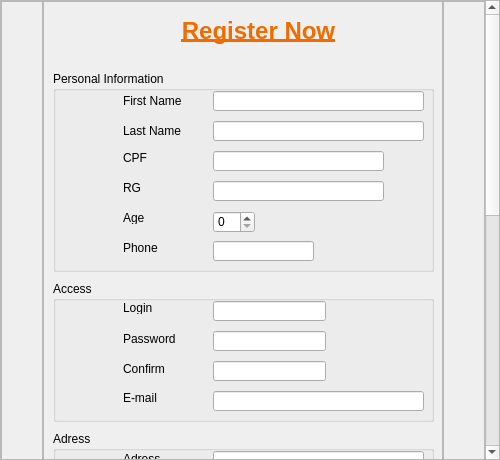
First picture: the form in Ipiranga_GUI/formregister.ui, repository Hugo-NF/App_Ipiranga, before the edit.
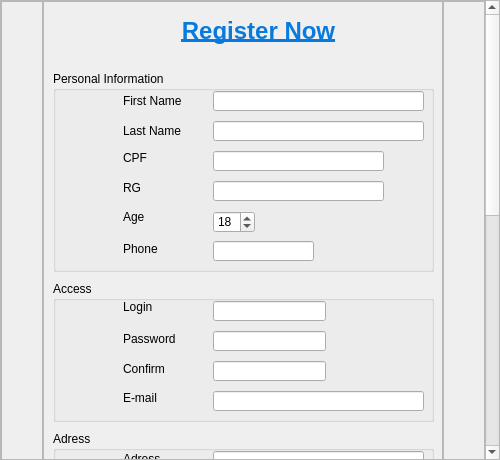
Second picture: the form after the edit.

```diff
--- a/Ipiranga_GUI/formregister.ui
+++ b/Ipiranga_GUI/formregister.ui
@@ -50,8 +50,8 @@
       <property name="geometry">
        <rect>
         <x>0</x>
-        <y>-522</y>
-        <width>481</width>
+        <y>0</y>
+        <width>485</width>
         <height>980</height>
        </rect>
       </property>
@@ -114,7 +114,7 @@
            </rect>
           </property>
           <property name="text">
-           <string>&lt;html&gt;&lt;head/&gt;&lt;body&gt;&lt;p align=&quot;center&quot;&gt;&lt;span style=&quot; font-size:18pt; font-weight:600; text-decoration: underline; color:#f06c00;&quot;&gt;Register Now&lt;/span&gt;&lt;/p&gt;&lt;/body&gt;&lt;/html&gt;</string>
+           <string>&lt;html&gt;&lt;head/&gt;&lt;body&gt;&lt;p align=&quot;center&quot;&gt;&lt;span style=&quot; font-size:18pt; font-weight:600; text-decoration: underline; color:#087add;&quot;&gt;Register Now&lt;/span&gt;&lt;/p&gt;&lt;/body&gt;&lt;/html&gt;</string>
           </property>
          </widget>
          <widget class="QGroupBox" name="Personal">
@@ -188,9 +188,9 @@
            <property name="geometry">
             <rect>
              <x>70</x>
-             <y>140</y>
-             <width>47</width>
-             <height>13</height>
+             <y>135</y>
+             <width>61</width>
+             <height>21</height>
             </rect>
            </property>
            <property name="text">
@@ -202,8 +202,8 @@
             <rect>
              <x>70</x>
              <y>170</y>
-             <width>47</width>
-             <height>13</height>
+             <width>61</width>
+             <height>16</height>
             </rect>
            </property>
            <property name="text">
@@ -268,6 +268,15 @@
              <height>22</height>
             </rect>
            </property>
+           <property name="locale">
+            <locale language="English" country="UnitedStates"/>
+           </property>
+           <property name="minimum">
+            <number>1</number>
+           </property>
+           <property name="value">
+            <number>18</number>
+           </property>
           </widget>
           <widget class="QLineEdit" name="linePhone">
            <property name="geometry">
@@ -544,9 +553,9 @@
            <property name="geometry">
             <rect>
              <x>70</x>
-             <y>20</y>
+             <y>16</y>
              <width>47</width>
-             <height>13</height>
+             <height>20</height>
             </rect>
            </property>
            <property name="text">
@@ -558,7 +567,7 @@
             <rect>
              <x>70</x>
              <y>50</y>
-             <width>61</width>
+             <width>91</width>
              <height>16</height>
             </rect>
            </property>
```
Left out of the diff: 336 changed lines with no effect on the pictures.
